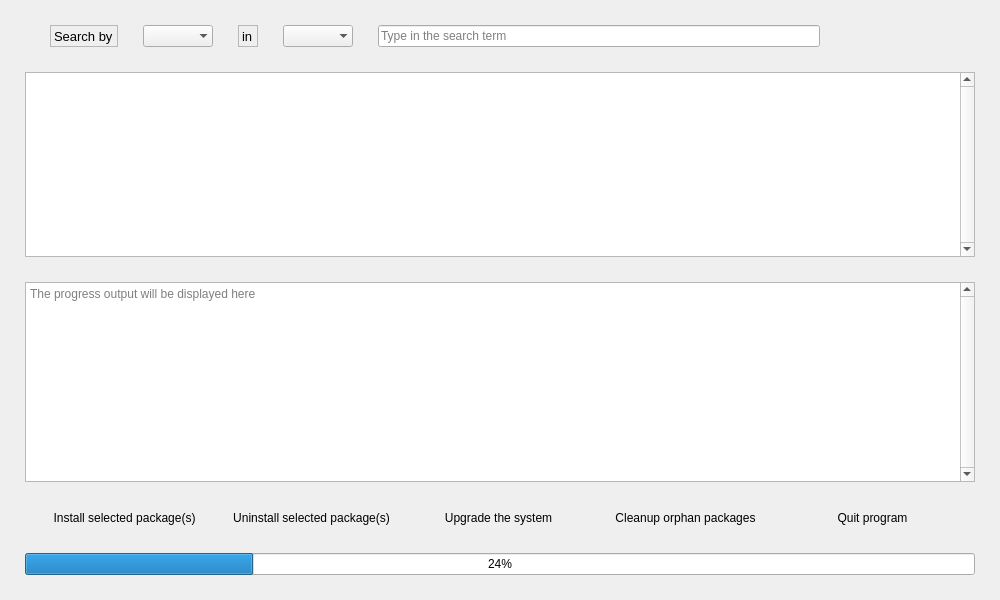
Above: src/frontend/gui/ui/sisyphus.ui from redcorelinux/sisyphus before the change. Below: the same form after it.
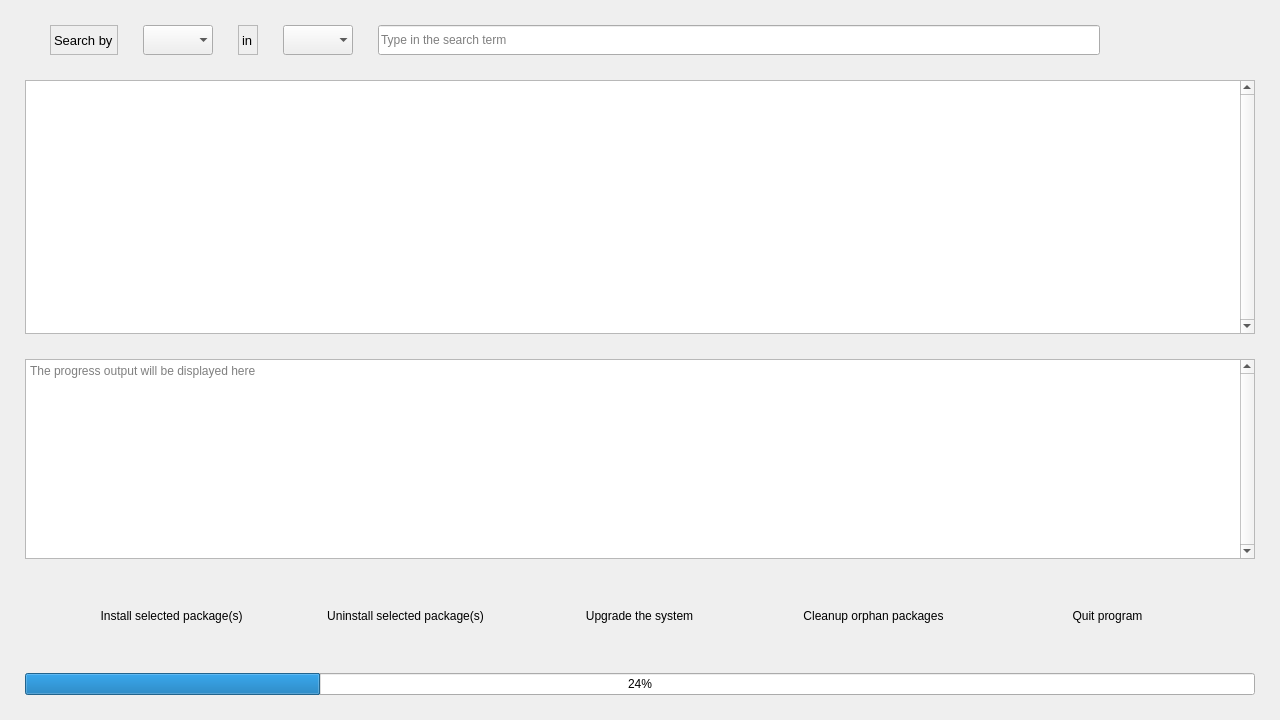
That is the form after the change. Icons and pictures are not drawn.

Commit message: adjust some widget sizes to be uniform across the board

What changed in the file:
```diff
--- a/src/frontend/gui/ui/sisyphus.ui
+++ b/src/frontend/gui/ui/sisyphus.ui
@@ -9,8 +9,8 @@
    <rect>
     <x>0</x>
     <y>0</y>
-    <width>1000</width>
-    <height>600</height>
+    <width>1280</width>
+    <height>720</height>
    </rect>
   </property>
   <property name="sizePolicy">
@@ -21,8 +21,8 @@
   </property>
   <property name="minimumSize">
    <size>
-    <width>1000</width>
-    <height>600</height>
+    <width>1280</width>
+    <height>720</height>
    </size>
   </property>
   <property name="windowTitle">
@@ -75,6 +75,12 @@
       </property>
       <item>
        <widget class="QToolButton" name="installButton">
+        <property name="minimumSize">
+         <size>
+          <width>175</width>
+          <height>64</height>
+         </size>
+        </property>
         <property name="maximumSize">
          <size>
           <width>175</width>
@@ -107,6 +113,12 @@
       </item>
       <item>
        <widget class="QToolButton" name="uninstallButton">
+        <property name="minimumSize">
+         <size>
+          <width>175</width>
+          <height>64</height>
+         </size>
+        </property>
         <property name="maximumSize">
          <size>
           <width>175</width>
@@ -139,6 +151,12 @@
       </item>
       <item>
        <widget class="QToolButton" name="upgradeButton">
+        <property name="minimumSize">
+         <size>
+          <width>175</width>
+          <height>64</height>
+         </size>
+        </property>
         <property name="maximumSize">
          <size>
           <width>175</width>
@@ -168,6 +186,12 @@
       </item>
       <item>
        <widget class="QToolButton" name="autoremoveButton">
+        <property name="minimumSize">
+         <size>
+          <width>175</width>
+          <height>64</height>
+         </size>
+        </property>
         <property name="maximumSize">
          <size>
           <width>175</width>
@@ -197,6 +221,12 @@
       </item>
       <item>
        <widget class="QToolButton" name="exitButton">
+        <property name="minimumSize">
+         <size>
+          <width>175</width>
+          <height>64</height>
+         </size>
+        </property>
         <property name="maximumSize">
          <size>
           <width>175</width>
@@ -234,6 +264,12 @@
         <height>200</height>
        </size>
       </property>
+      <property name="maximumSize">
+       <size>
+        <width>16777215</width>
+        <height>200</height>
+       </size>
+      </property>
       <property name="frameShape">
        <enum>QFrame::StyledPanel</enum>
       </property>
@@ -256,6 +292,12 @@
     </item>
     <item row="1" column="0">
      <widget class="QTableView" name="databaseTable">
+      <property name="minimumSize">
+       <size>
+        <width>0</width>
+        <height>200</height>
+       </size>
+      </property>
       <property name="frameShape">
        <enum>QFrame::StyledPanel</enum>
       </property>
@@ -319,6 +361,12 @@
       </property>
       <item>
        <widget class="QLabel" name="label1">
+        <property name="minimumSize">
+         <size>
+          <width>0</width>
+          <height>30</height>
+         </size>
+        </property>
         <property name="maximumSize">
          <size>
           <width>16777215</width>
@@ -349,6 +397,12 @@
       </item>
       <item>
        <widget class="QComboBox" name="applicationFilter">
+        <property name="minimumSize">
+         <size>
+          <width>0</width>
+          <height>30</height>
+         </size>
+        </property>
         <property name="maximumSize">
          <size>
           <width>16777215</width>
@@ -362,6 +416,12 @@
       </item>
       <item>
        <widget class="QLabel" name="label2">
+        <property name="minimumSize">
+         <size>
+          <width>0</width>
+          <height>30</height>
+         </size>
+        </property>
         <property name="maximumSize">
          <size>
           <width>16777215</width>
@@ -392,6 +452,12 @@
       </item>
       <item>
        <widget class="QComboBox" name="databaseFilter">
+        <property name="minimumSize">
+         <size>
+          <width>0</width>
+          <height>30</height>
+         </size>
+        </property>
         <property name="maximumSize">
          <size>
           <width>16777215</width>
@@ -405,6 +471,12 @@
       </item>
       <item>
        <widget class="QLineEdit" name="inputBox">
+        <property name="minimumSize">
+         <size>
+          <width>0</width>
+          <height>30</height>
+         </size>
+        </property>
         <property name="maximumSize">
          <size>
           <width>16777215</width>
@@ -421,6 +493,12 @@
       </item>
       <item>
        <widget class="QPushButton" name="licenseButton">
+        <property name="minimumSize">
+         <size>
+          <width>0</width>
+          <height>30</height>
+         </size>
+        </property>
         <property name="maximumSize">
          <size>
           <width>16777215</width>
@@ -447,6 +525,12 @@
       </item>
       <item>
        <widget class="QPushButton" name="settingsButton">
+        <property name="minimumSize">
+         <size>
+          <width>0</width>
+          <height>30</height>
+         </size>
+        </property>
         <property name="maximumSize">
          <size>
           <width>16777215</width>
```
The commit also changes 1 other file.
